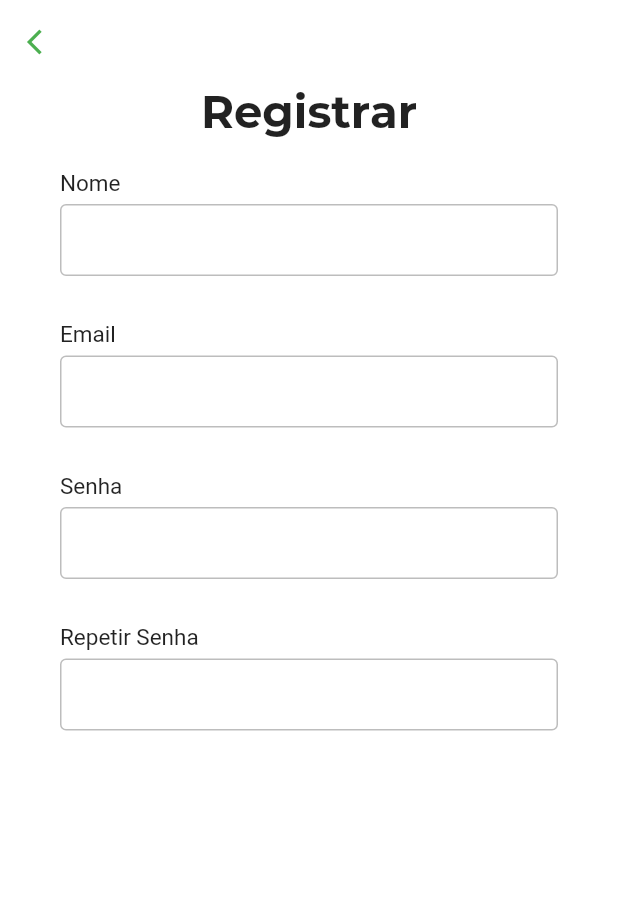
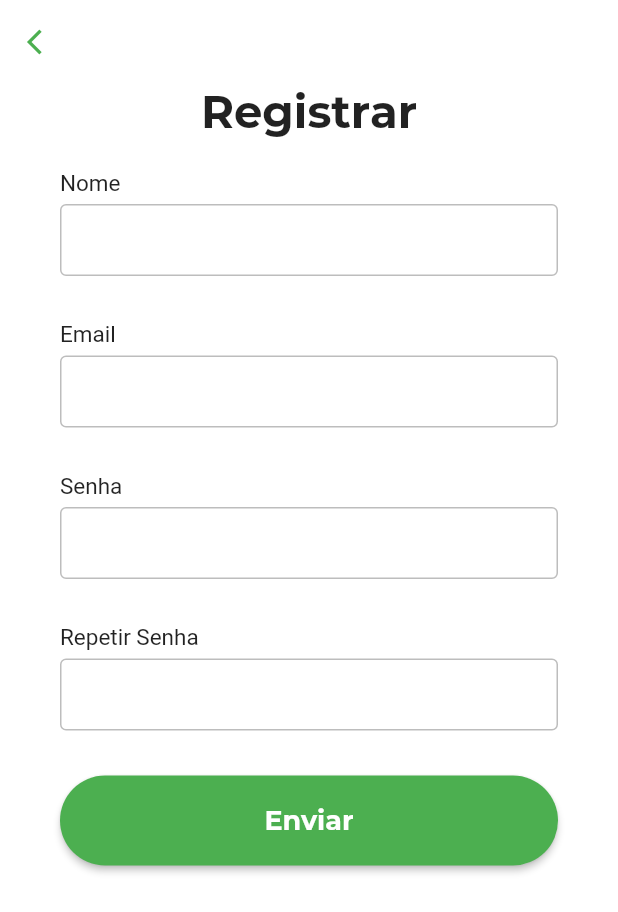
Before and after one commit to renankanu/vegan-food, a Flutter app: the screen it shows after launch, on a phone screen of 412 x 824 dp. Shown: the top 912 px of the screen. Run offline on Flutter 3.47's test engine with Material 2 defaults, Android fonts, the phone set to English and light mode, and no system bars; our stand-ins replace flutter_svg.

Commit message:
Refactor signup

```diff
--- a/lib/screens/login/signup.dart
+++ b/lib/screens/login/signup.dart
@@ -2,7 +2,6 @@ import 'package:flutter/material.dart';
 import 'package:vegan_food/screens/login/widgets/custom_imput.dart';
 
 class Signup extends StatelessWidget {
-
   @override
   Widget build(BuildContext context) {
     return Scaffold(
@@ -33,8 +32,10 @@ class Signup extends StatelessWidget {
                   children: <Widget>[
                     Text(
                       "Registrar",
-                      style:
-                          TextStyle(fontSize: 30, fontWeight: FontWeight.bold, fontFamily: 'Montserrat'),
+                      style: TextStyle(
+                          fontSize: 30,
+                          fontWeight: FontWeight.bold,
+                          fontFamily: 'Montserrat'),
                     ),
                     SizedBox(
                       height: 20,
@@ -45,11 +46,42 @@ class Signup extends StatelessWidget {
                   padding: EdgeInsets.symmetric(horizontal: 40),
                   child: Column(
                     children: <Widget>[
-                      CustomInput(label: "Nome",),
-                      CustomInput(label: "Email",),
-                      CustomInput(label: "Senha", obscureText: true,),
-                      CustomInput(label: "Repetir Senha", obscureText: true,),
+                      CustomInput(
+                        label: "Nome",
+                      ),
+                      CustomInput(
+                        label: "Email",
+                      ),
+                      CustomInput(
+                        label: "Senha",
+                        obscureText: true,
+                      ),
+                      CustomInput(
+                        label: "Repetir Senha",
+                        obscureText: true,
+                      ),
                     ],
+                  ),
+                ),
+                Padding(
+                  padding: EdgeInsets.symmetric(horizontal: 40),
+                  child: Container(
+                    child: MaterialButton(
+                      minWidth: double.infinity,
+                      height: 60,
+                      onPressed: () {},
+                      color: Colors.green,
+                      shape: RoundedRectangleBorder(
+                          borderRadius: BorderRadius.circular(50)),
+                      child: Text(
+                        "Enviar",
+                        style: TextStyle(
+                            fontWeight: FontWeight.w600,
+                            fontSize: 18,
+                            fontFamily: 'Montserrat',
+                            color: Colors.white),
+                      ),
+                    ),
                   ),
                 )
               ],
```
